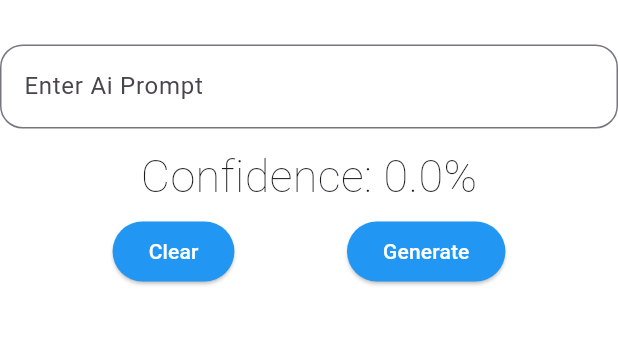
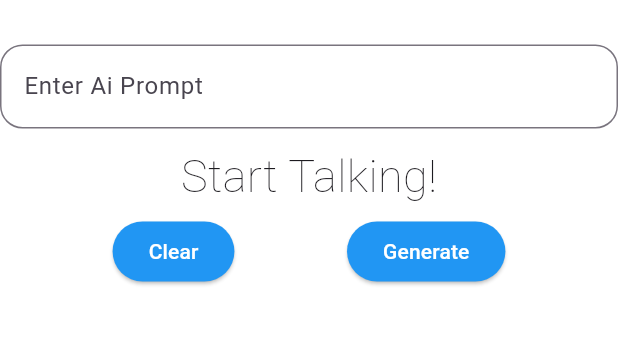
Before and after one commit to FamilyKiddo24/my-assistant, a Flutter app: the screen it shows after launch, after a tap on "Generate", on a phone screen of 412 x 824 dp, the part 431-776 px from its top. Run offline on Flutter 3.47's test engine with Material 3 defaults, Android fonts, the phone set to English and light mode, and no system bars; our stand-ins replace audioplayers, speech_to_text.

Commit message:
Updated main.dart

```diff
--- a/lib/main.dart
+++ b/lib/main.dart
@@ -27,6 +27,7 @@ class HomePage extends StatefulWidget {
 }
 
 class _HomePageState extends State<HomePage> {
+  String confidenceText = "Start Talking!";
 
   TextEditingController promptController = TextEditingController();
   final SpeechToText _speechToText = SpeechToText();
@@ -52,12 +53,17 @@ class _HomePageState extends State<HomePage> {
     player.play(AssetSource('sounds/assistant-on.mp3'));
     setState(() {
       _confidenceLevel = 0;
+      confidenceText = "Listening!";
     });
   }
 
   void _stopListening() async {
     await _speechToText.stop();
-    setState(() {});
+    final player = AudioPlayer();
+    player.play(AssetSource('sounds/assistant-end.mp3'));
+    setState(() {
+      confidenceText = "Confidence: ${(_confidenceLevel * 100).toStringAsFixed(1)}%";
+    });
   }
 
   void _onSpeechResult(result) {
@@ -65,8 +71,6 @@ class _HomePageState extends State<HomePage> {
       _wordsSpoken = "${result.recognizedWords}";
       _confidenceLevel = result.confidence;
       promptController.text = _wordsSpoken;
-      final player = AudioPlayer();
-      player.play(AssetSource('sounds/assistant-end.mp3'));
     });
   }
 
@@ -102,11 +106,11 @@ class _HomePageState extends State<HomePage> {
                   child: FittedBox(
                     child: FloatingActionButton(
                       onPressed: _speechToText.isNotListening ? _startListening : _stopListening,
+                      elevation: 0,
                       child: Ink.image(
                         image: const AssetImage('assets/Microphone-Logo.png'),
                         fit: BoxFit.cover,
-                      ),
-                      elevation: 0, // Remove button shadow
+                      ), // Remove button shadow
                     ),
                   ),
                 ),
@@ -131,7 +135,7 @@ class _HomePageState extends State<HomePage> {
                   const SizedBox(height: 10),
                   Center(  // Adds some spacing between the text field and the confidence text
                     child: Text(
-                      "Confidence: ${(_confidenceLevel * 100).toStringAsFixed(1)}%",
+                      confidenceText,
                       style: const TextStyle(
                         fontSize: 30,
                         fontWeight: FontWeight.w200,
@@ -165,8 +169,6 @@ class _HomePageState extends State<HomePage> {
                     backgroundColor: Colors.blue,
                   ),
                   onPressed: () {
-                    final player = AudioPlayer();
-                    player.play(AssetSource('sounds/assistant-on.mp3'));
                   },
                   child: const Text(
                     'Generate',
```
